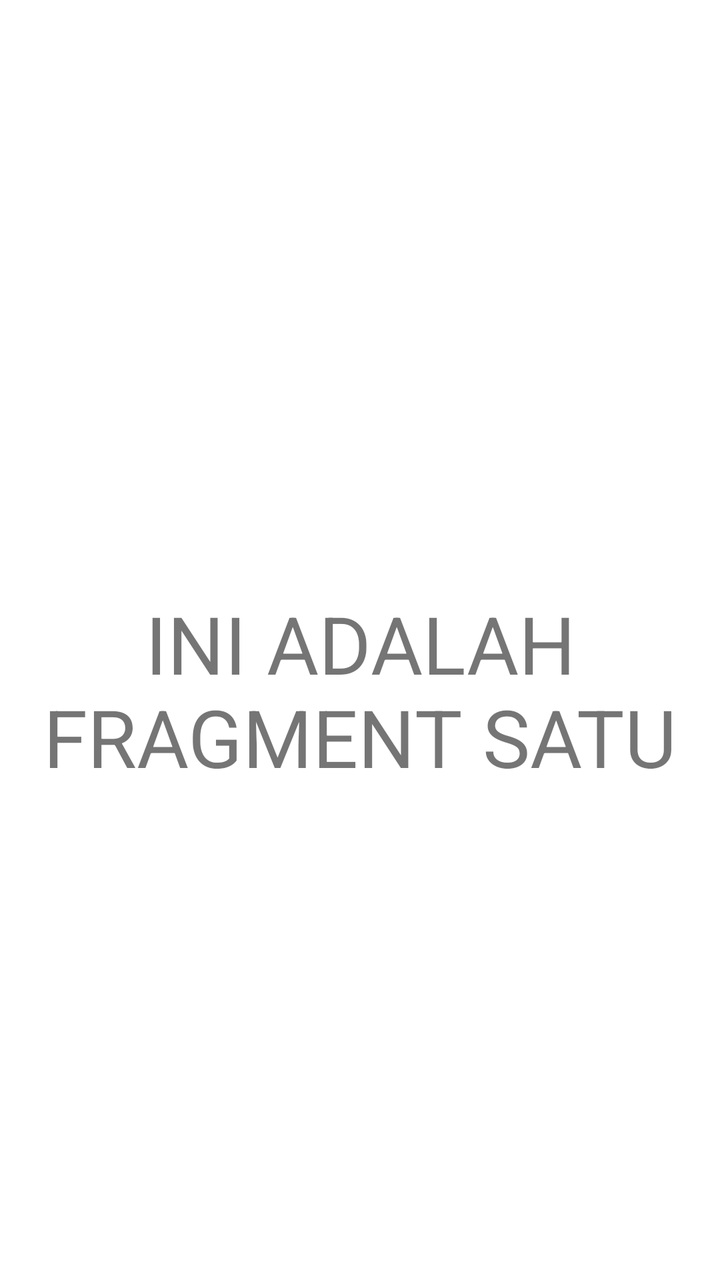
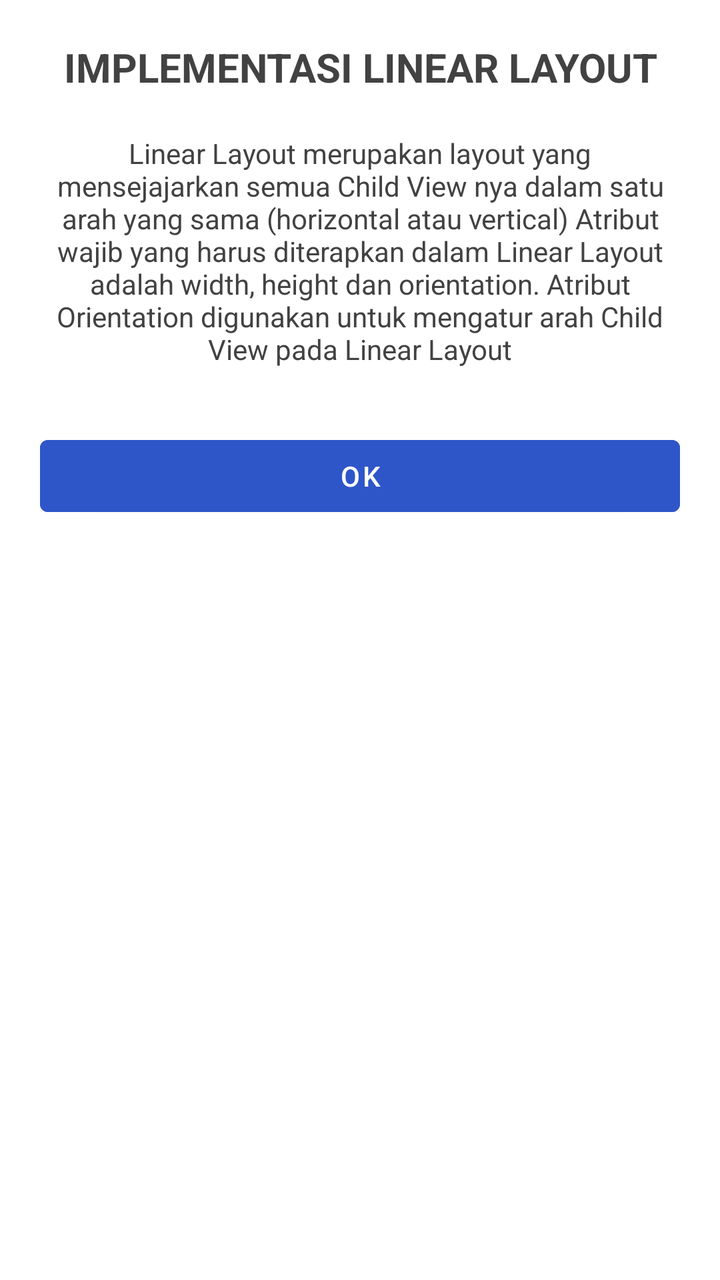

Two renders of the same Android screen: before a commit and after it. Below are the layout's source before the change and the commit's diff.
<!-- AndroidManifest.xml: application theme Theme.AnandaAnugrahHandyanto -->
<!-- res/layout/fragment_satu.xml -->
<?xml version="1.0" encoding="utf-8"?>
<LinearLayout xmlns:android="http://schemas.android.com/apk/res/android"
    android:layout_width="match_parent"
    android:layout_height="match_parent"
    android:orientation="vertical"
    android:gravity="center">

    <TextView
        android:layout_width="match_parent"
        android:layout_height="wrap_content"
        android:text="INI ADALAH FRAGMENT SATU"
        android:textAlignment="center"
        android:textSize="40sp"
        android:layout_marginTop="50dp" />

</LinearLayout>
<!-- resources referenced by this layout -->
<resources>
  <style name="Theme.AnandaAnugrahHandyanto" parent="Theme.MaterialComponents.Light.NoActionBar">
          <item name="colorPrimary">#2F56C8</item>
          <item name="colorPrimaryVariant">#1E3A8A</item>
          <item name="colorOnPrimary">#FFFFFF</item>
          <item name="colorSecondary">#1FDFF1</item>
          <item name="colorSecondaryVariant">#0EA5E9</item>
          <item name="colorOnSecondary">#FFFFFF</item>
      </style>
</resources>

<!-- the commit's change to res/layout/fragment_satu.xml (unified diff, before → after) -->
@@ -3,14 +3,35 @@
     android:layout_width="match_parent"
     android:layout_height="match_parent"
     android:orientation="vertical"
-    android:gravity="center">
+    android:padding="20dp"
+    android:background="@android:color/white">
 
     <TextView
         android:layout_width="match_parent"
         android:layout_height="wrap_content"
-        android:text="INI ADALAH FRAGMENT SATU"
-        android:textAlignment="center"
-        android:textSize="40sp"
-        android:layout_marginTop="50dp" />
+        android:text="IMPLEMENTASI LINEAR LAYOUT"
+        android:textSize="20sp"
+        android:textStyle="bold"
+        android:textColor="@color/text_gray"
+        android:gravity="center"
+        android:layout_marginBottom="20dp" />
+
+    <TextView
+        android:layout_width="match_parent"
+        android:layout_height="wrap_content"
+        android:text="Linear Layout merupakan layout yang mensejajarkan semua Child View nya dalam satu arah yang sama (horizontal atau vertical) Atribut wajib yang harus diterapkan dalam Linear Layout adalah width, height dan orientation. Atribut Orientation digunakan untuk mengatur arah Child View pada Linear Layout"
+        android:textSize="14sp"
+        android:textColor="@color/text_gray"
+        android:gravity="center"
+        android:layout_marginBottom="30dp" />
+
+    <Button
+        android:id="@+id/btn_ok_linear"
+        android:layout_width="match_parent"
+        android:layout_height="wrap_content"
+        android:text="OK"
+        android:backgroundTint="@color/blue_button"
+        android:textColor="@color/white"
+        android:textAllCaps="false" />
 
 </LinearLayout>
<!-- resource entries referenced after the edit -->
@@ -1,5 +1,8 @@
 <!-- resources referenced by this layout -->
 <resources>
+  <color name="blue_button">#2F56C8</color>
+  <color name="text_gray">#424242</color>
+  <color name="white">#FFFFFFFF</color>
   <style name="Theme.AnandaAnugrahHandyanto" parent="Theme.MaterialComponents.Light.NoActionBar">
           <item name="colorPrimary">#2F56C8</item>
           <item name="colorPrimaryVariant">#1E3A8A</item>
